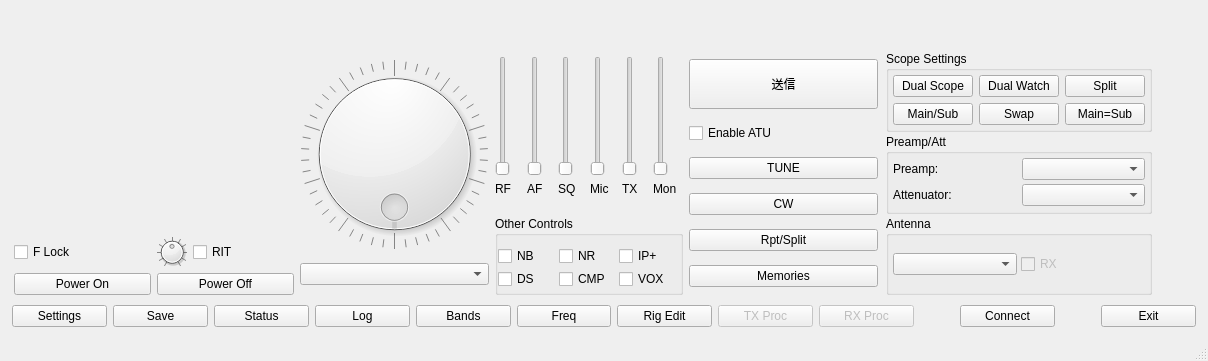
Above: src/wfmain.ui from kazushinjo/wfview-win before the change. Below: the same form after it.
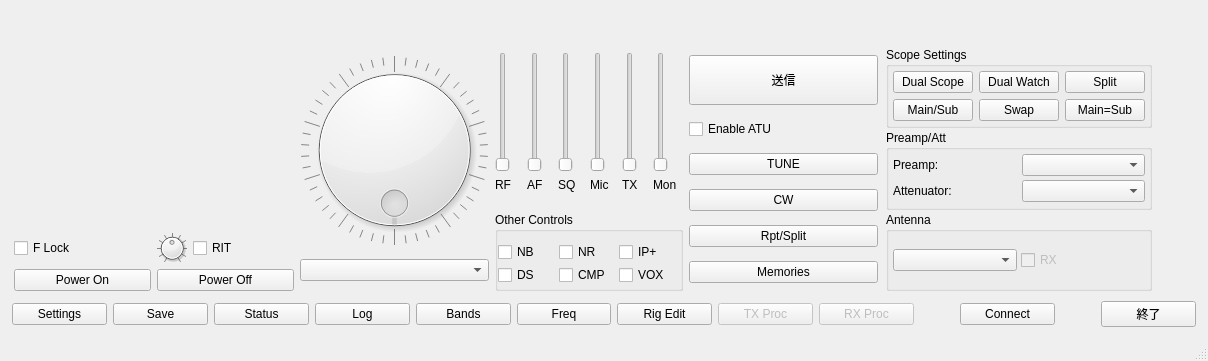
That is the form after the change. Custom widgets are drawn as their Qt base class.

Commit message: Rename exit button label

```diff
--- a/src/wfmain.ui
+++ b/src/wfmain.ui
@@ -1371,7 +1371,7 @@
           <enum>Qt::NoFocus</enum>
          </property>
          <property name="text">
-          <string>Exit</string>
+           <string>終了</string>
          </property>
         </widget>
        </item>
```
Lines whose indentation alone changed are shown as unchanged.
